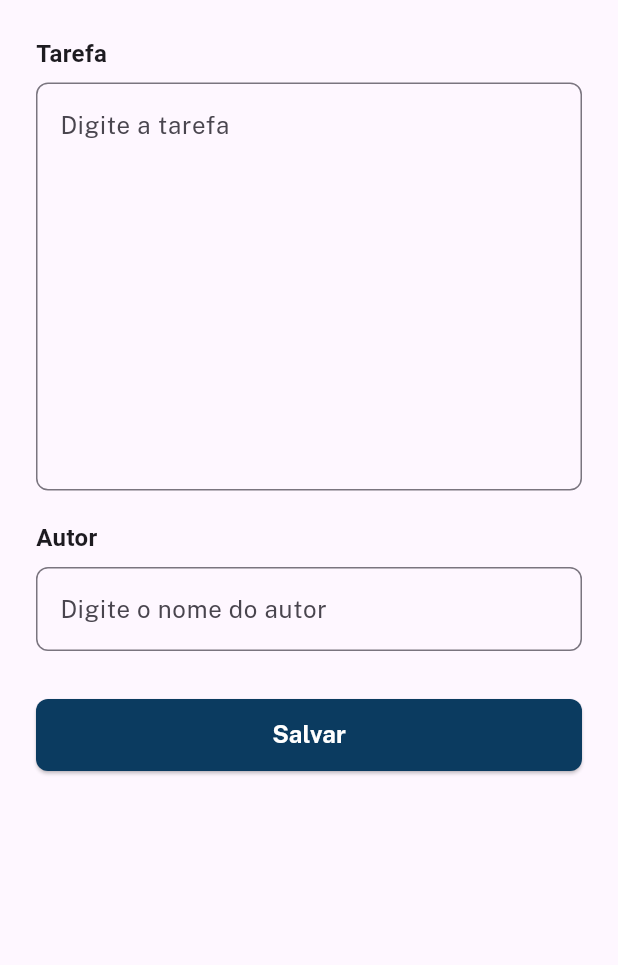
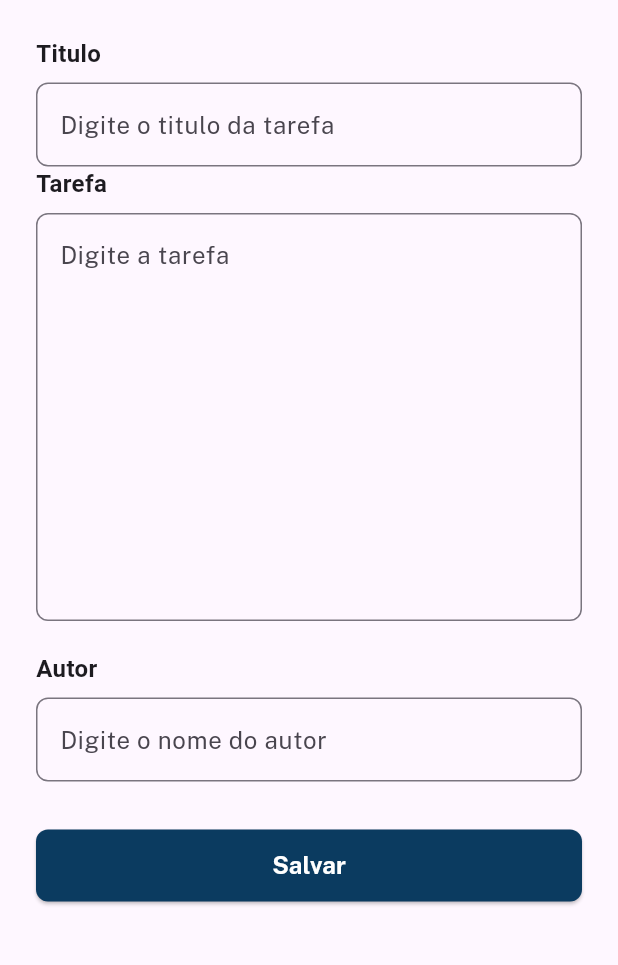
Before and after one commit to otaviohenrique1/app_lista_tarefas, a Flutter app: the EditarTarefa screen opened directly with empty values, on a phone screen of 412 x 824 dp, the part 90-1055 px from its top. Run offline on Flutter 3.47's test engine with Material 2 defaults, Android fonts, the phone set to English and light mode, and no system bars; our stand-ins replace sqflite; accounts and stored records are empty.

Commit message:
commit 14

```diff
--- a/lib/components/item_lista_tarefas.dart
+++ b/lib/components/item_lista_tarefas.dart
@@ -35,6 +35,7 @@ class _ItemListaTarefasState extends State<ItemListaTarefas> {
         listTypes.update(
             TarefaModel(
               id: item.id,
+              titulo: item.titulo,
               tarefa: item.tarefa,
               autor: item.autor,
               concluido: (_isChecked) ? "Não" : "Sim",
--- a/lib/data/tarefa_dao.dart
+++ b/lib/data/tarefa_dao.dart
@@ -7,6 +7,7 @@ class TarefaDao implements BaseDao<TarefaModel> {
   static const String tabelaSql = "CREATE TABLE $_nomeTabela ("
       "$_id TEXT, "
       "$_tarefa TEXT, "
+      "$_titulo TEXT, "
       "$_concluido TEXT, "
       "$_autor TEXT, "
       "$_dataCriacao DATETIME"
@@ -15,6 +16,7 @@ class TarefaDao implements BaseDao<TarefaModel> {
   static const String _nomeTabela = "tarefaTabela";
 
   static const String _id = "id";
+  static const String _titulo = "titulo";
   static const String _tarefa = "tarefa";
   static const String _concluido = "concluido";
   static const String _autor = "autor";
@@ -65,6 +67,7 @@ class TarefaDao implements BaseDao<TarefaModel> {
   Map<String, dynamic> toMap(TarefaModel tarefa) {
     final Map<String, dynamic> mapaTarefa = {};
     mapaTarefa[_id] = tarefa.id;
+    mapaTarefa[_titulo] = tarefa.titulo;
     mapaTarefa[_tarefa] = tarefa.tarefa;
     mapaTarefa[_concluido] = tarefa.concluido;
     mapaTarefa[_autor] = tarefa.autor;
@@ -78,6 +81,7 @@ class TarefaDao implements BaseDao<TarefaModel> {
     for (Map<String, dynamic> linha in mapaTarefa) {
       final TarefaModel tarefa = TarefaModel(
         id: linha[_id],
+        titulo: linha[_titulo],
         tarefa: linha[_tarefa],
         concluido: linha[_concluido],
         autor: linha[_autor],
--- a/lib/models/tarefa_model.dart
+++ b/lib/models/tarefa_model.dart
@@ -1,6 +1,7 @@
 class TarefaModel {
   TarefaModel({
     required this.id,
+    required this.titulo,
     required this.tarefa,
     required this.concluido,
     required this.autor,
@@ -8,6 +9,7 @@ class TarefaModel {
   });
 
   String id;
+  String titulo;
   String tarefa;
   String concluido;
   String autor;
--- a/lib/pages/editar_tarefa.dart
+++ b/lib/pages/editar_tarefa.dart
@@ -22,11 +22,13 @@ class EditarTarefa extends StatefulWidget {
 
 class _EditarTarefaState extends State<EditarTarefa> {
   var formKey = GlobalKey<FormState>();
+  final TextEditingController _tituloController = TextEditingController();
   final TextEditingController _tarefaController = TextEditingController();
   final TextEditingController _autorController = TextEditingController();
 
   @override
   void dispose() {
+    _tituloController.dispose();
     _tarefaController.dispose();
     _autorController.dispose();
     super.dispose();
@@ -40,6 +42,7 @@ class _EditarTarefaState extends State<EditarTarefa> {
     providerTarefa.findById(widget.idTarefa);
     TarefaModel tarefa = providerTarefa.dadosTarefa;
 
+    _tituloController.text = tarefa.titulo;
     _tarefaController.text = tarefa.tarefa;
     _autorController.text = tarefa.autor;
     String id = tarefa.id;
@@ -57,6 +60,15 @@ class _EditarTarefaState extends State<EditarTarefa> {
                 key: formKey,
                 child: Column(
                   children: [
+                    CampoTexto(
+                      exibeLabel: true,
+                      label: "Titulo",
+                      validator: validaCampoVazio,
+                      keyboardType: TextInputType.text,
+                      controller: _tituloController,
+                      hintText: "Digite o titulo da tarefa",
+                      obscureText: false,
+                    ),
                     CampoTexto(
                       exibeLabel: true,
                       label: "Tarefa",
@@ -82,10 +94,12 @@ class _EditarTarefaState extends State<EditarTarefa> {
                       onPressed: () {
                         if (formKey.currentState!.validate()) {
                           setState(() {
+                            String titulo = _tituloController.text;
                             String tarefa = _tarefaController.text;
                             String autor = _autorController.text;
                             TarefaModel novaTarefa = TarefaModel(
                               id: id,
+                              titulo: titulo,
                               tarefa: tarefa,
                               concluido: concluido,
                               autor: autor,
--- a/lib/pages/nova_tarefa.dart
+++ b/lib/pages/nova_tarefa.dart
@@ -21,11 +21,13 @@ class NovaTarefa extends StatefulWidget {
 
 class _NovaTarefaState extends State<NovaTarefa> {
   var formKey = GlobalKey<FormState>();
+  final TextEditingController _tituloController = TextEditingController();
   final TextEditingController _tarefaController = TextEditingController();
   final TextEditingController _autorController = TextEditingController();
 
   @override
   void dispose() {
+    _tituloController.dispose();
     _tarefaController.dispose();
     _autorController.dispose();
     super.dispose();
@@ -70,12 +72,14 @@ class _NovaTarefaState extends State<NovaTarefa> {
                         if (formKey.currentState!.validate()) {
                           setState(() {
                             String id = geraUuid();
+                            String titulo = _tituloController.text;
                             String tarefa = _tarefaController.text;
                             String autor = _autorController.text;
                             String dataCriacao = geraDataHoraFormatada();
                             String concluido = "Não";
                             TarefaModel novaTarefa = TarefaModel(
                               id: id,
+                              titulo: titulo,
                               tarefa: tarefa,
                               concluido: concluido,
                               autor: autor,
--- a/lib/provider/tarefa_provider.dart
+++ b/lib/provider/tarefa_provider.dart
@@ -5,7 +5,13 @@ import 'package:app_lista_tarefas/models/tarefa_model.dart';
 class TarefaProvider extends ChangeNotifier {
   List<TarefaModel> _listaTarefas = [];
   TarefaModel _dadosTarefa = TarefaModel(
-      id: "", tarefa: "", concluido: "", autor: "", dataCriacao: "");
+    id: "",
+    titulo: "",
+    tarefa: "",
+    concluido: "",
+    autor: "",
+    dataCriacao: "",
+  );
 
   List<TarefaModel> get listaTarefas => _listaTarefas;
   TarefaModel get dadosTarefa => _dadosTarefa;
--- a/lib/utils/listas.dart
+++ b/lib/utils/listas.dart
@@ -3,6 +3,7 @@ import 'package:app_lista_tarefas/models/tarefa_model.dart';
 final List<TarefaModel> listaTarefas = [
   TarefaModel(
     id: "46aa7b8d-2d6b-4e8a-9986-ca852226d213",
+    titulo: "Lorem ipsum dolor, sit",
     tarefa:
         "Lorem ipsum dolor, sit amet consectetur adipisicing elit. Fugit tempora facere odit nulla veritatis eum porro ex non esse magni laborum sed, temporibus eligendi accusantium ut adipisci, aliquid alias dignissimos.",
     autor: "Jeca",
@@ -11,6 +12,7 @@ final List<TarefaModel> listaTarefas = [
   ),
   TarefaModel(
     id: "f18dd68f-0af6-417e-8947-bfdd4dded1a1",
+    titulo: "Lorem, ipsum dolor sit",
     tarefa:
         "Lorem, ipsum dolor sit amet consectetur adipisicing elit. Officiis maiores illo neque mollitia est ex voluptas quis, iusto pariatur fugit explicabo tempore necessitatibus nesciunt exercitationem deserunt quam. Labore, eligendi dolore?",
     autor: "Jeca",
@@ -19,6 +21,7 @@ final List<TarefaModel> listaTarefas = [
   ),
   TarefaModel(
     id: "32ce842d-a08e-4152-aa2b-71167c1a0874",
+    titulo: "Lorem ipsum dolor sit amet",
     tarefa:
         "Lorem ipsum dolor sit amet, consectetur adipisicing elit. Fugit eum hic esse quo ad explicabo beatae natus unde ex recusandae, voluptas quidem nihil, blanditiis nulla dolores ipsa odio aperiam ea.",
     autor: "Jeca",
@@ -27,6 +30,7 @@ final List<TarefaModel> listaTarefas = [
   ),
   TarefaModel(
     id: "eef1715b-4e6f-4a99-bdde-d7c7745d3275",
+    titulo: "Lorem ipsum dolor sit amet",
     tarefa:
         "Lorem ipsum dolor sit amet consectetur adipisicing elit. Blanditiis necessitatibus, soluta commodi vero quasi magnam dolorem excepturi itaque libero ullam sed ipsum, iusto perspiciatis accusamus, odit veniam quas deserunt! Dicta.",
     autor: "Jeca",
@@ -35,6 +39,7 @@ final List<TarefaModel> listaTarefas = [
   ),
   TarefaModel(
     id: "35ba0db1-8ade-4b8a-9e77-eddc91474184",
+    titulo: "Lorem ipsum dolor sit,",
     tarefa:
         "Lorem ipsum dolor sit, amet consectetur adipisicing elit. Ad, deleniti? Dolorem repellendus eveniet quos amet, aliquid, reiciendis fugit ut a ratione culpa quas laudantium nesciunt quia itaque hic saepe. Ducimus!",
     autor: "Jeca",
@@ -43,6 +48,7 @@ final List<TarefaModel> listaTarefas = [
   ),
   TarefaModel(
     id: "59fdc1ee-1471-4449-a0ac-448807743634",
+    titulo: "Lorem ipsum dolor sit amet",
     tarefa:
         "Lorem ipsum dolor sit amet consectetur adipisicing elit. Laborum quas voluptatibus eius esse, doloribus accusantium ea consectetur beatae sapiente quisquam nisi perferendis, asperiores maiores exercitationem nulla quos reiciendis eum minus?",
     autor: "Jeca",
@@ -51,6 +57,7 @@ final List<TarefaModel> listaTarefas = [
   ),
   TarefaModel(
     id: "1bc46dc4-3719-4084-8a67-e7b758df2aaf",
+    titulo: "Lorem ipsum dolor sit,",
     tarefa:
         "Lorem ipsum dolor sit, amet consectetur adipisicing elit. Sed error pariatur perspiciatis non adipisci dolor perferendis commodi, ratione nesciunt facere suscipit vitae et sit! Sequi aliquid iste quasi impedit possimus.",
     autor: "Jeca",
@@ -59,6 +66,7 @@ final List<TarefaModel> listaTarefas = [
   ),
   TarefaModel(
     id: "ec66e7c1-a981-4527-b69b-886e633a7485",
+    titulo: "Lorem ipsum dolor sit amet",
     tarefa:
         "Lorem ipsum dolor sit amet consectetur adipisicing elit. Non quibusdam ut amet totam fugiat ipsum nulla cupiditate? Iste temporibus quas dolor fugit debitis fugiat exercitationem ipsa eum nesciunt, ea molestiae?",
     autor: "Jeca",
@@ -67,6 +75,7 @@ final List<TarefaModel> listaTarefas = [
   ),
   TarefaModel(
     id: "8594a41b-126e-4b2e-960c-9e6a1e53c65e",
+    titulo: "Lorem ipsum, dolor sit",
     tarefa:
         "Lorem ipsum, dolor sit amet consectetur adipisicing elit. Placeat necessitatibus molestias expedita, tenetur repudiandae, praesentium corrupti consectetur corporis explicabo perferendis omnis alias beatae earum nobis doloribus, delectus debitis inventore nam.",
     autor: "Jeca",
@@ -75,6 +84,7 @@ final List<TarefaModel> listaTarefas = [
   ),
   TarefaModel(
     id: "00442774-fd95-4ff9-8ca9-f6c3eb73517a",
+    titulo: "Lorem ipsum dolor sit amet",
     tarefa:
         "Lorem ipsum dolor sit amet consectetur adipisicing elit. Omnis amet tempora quaerat sapiente sit quis iusto saepe excepturi id, earum delectus? Harum tenetur velit nulla mollitia. Provident, dolor aut. Voluptates!",
     autor: "Jeca",
```
Also changed, not shown: lib/teste/homepage2.dart (deleted, +0 -92 lines), lib/teste/item_lista_tarefas2.dart (deleted, +0 -80 lines), lib/teste/nova_tarefa2.dart (deleted, +0 -122 lines), lib/teste/tarefa_inherited.dart (deleted, +0 -56 lines), lib/teste/tarefa_provider2.dart (deleted, +0 -42 lines).
